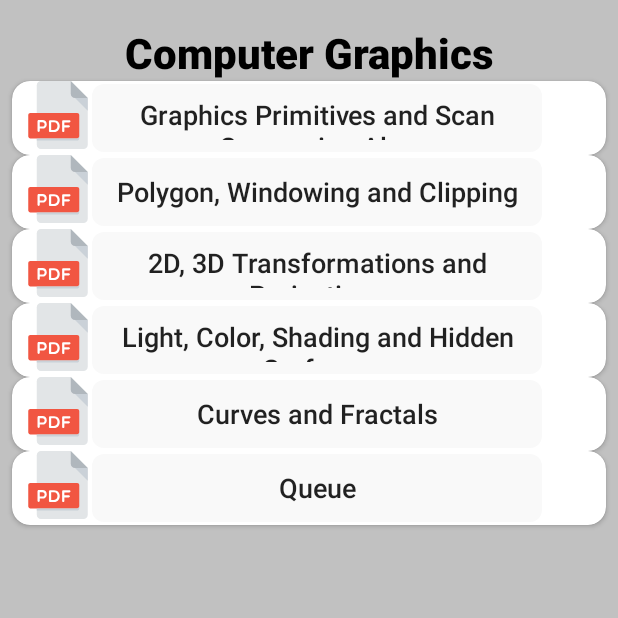
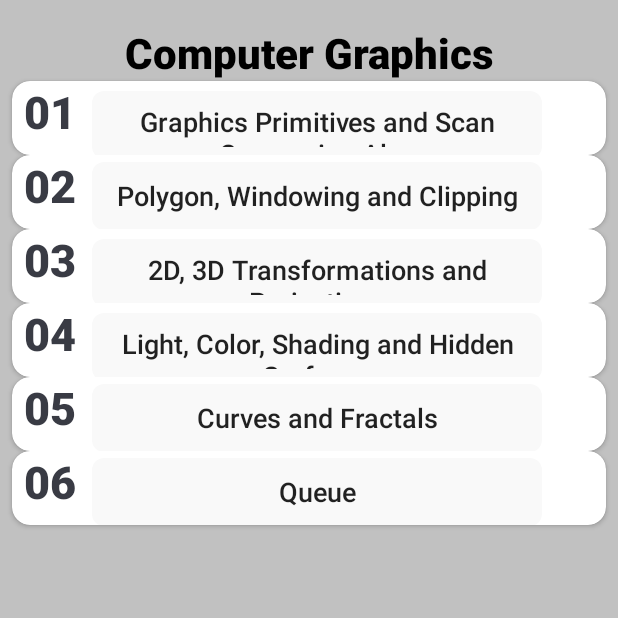
Before and after one commit to adarsh45/SPPUCompTextBooks, an Android app: the SubjectCG screen opened directly, with no data from a screen before it, on a phone screen of 412 x 824 dp, the top half of it. Run offline under Robolectric (Android 15) with nearby library versions, the phone set to English and light mode, and no system bars; our stand-ins replace Firebase (no records; nobody signed in at launch, a user with empty details on screens opened directly).

Commit message:
minor ui changes

```diff
--- a/app/src/main/java/com/example/sppucomptextbooks/FoldersScreen.java
+++ b/app/src/main/java/com/example/sppucomptextbooks/FoldersScreen.java
@@ -77,7 +77,7 @@ public class FoldersScreen extends AppCompatActivity implements PaymentStatusLis
 
         initialize();
 
-        Toast.makeText(this, "Please Wait Loading Data", Toast.LENGTH_SHORT).show();
+        Toast.makeText(this, "Checking for Payment Status!!!", Toast.LENGTH_SHORT).show();
 
         rootRef.child(currentUser.getUid()).addValueEventListener(new ValueEventListener() {
             @Override
--- a/app/src/main/java/com/example/sppucomptextbooks/subjects/SubjectCG.java
+++ b/app/src/main/java/com/example/sppucomptextbooks/subjects/SubjectCG.java
@@ -110,7 +110,6 @@ public class SubjectCG extends AppCompatActivity {
             intent.putExtra("pdfName", pdfName);
             startActivity(intent);
             btnID.setVisibility(View.GONE);
-            Toast.makeText(SubjectCG.this, "Please Wait", Toast.LENGTH_SHORT).show();
         }
         else{
             btnID.setVisibility(View.VISIBLE);
--- a/app/src/main/java/com/example/sppucomptextbooks/subjects/SubjectDELD.java
+++ b/app/src/main/java/com/example/sppucomptextbooks/subjects/SubjectDELD.java
@@ -111,7 +111,6 @@ public class SubjectDELD extends AppCompatActivity {
             intent.putExtra("pdfName", pdfName);
             startActivity(intent);
             btnID.setVisibility(View.GONE);
-            Toast.makeText(SubjectDELD.this, "Please Wait", Toast.LENGTH_SHORT).show();
         }
         else{
             btnID.setVisibility(View.VISIBLE);
--- a/app/src/main/java/com/example/sppucomptextbooks/subjects/SubjectDM.java
+++ b/app/src/main/java/com/example/sppucomptextbooks/subjects/SubjectDM.java
@@ -110,7 +110,6 @@ public class SubjectDM extends AppCompatActivity {
             intent.putExtra("pdfName", pdfName);
             startActivity(intent);
             btnID.setVisibility(View.GONE);
-            Toast.makeText(SubjectDM.this, "Please Wait", Toast.LENGTH_SHORT).show();
         }
         else{
             btnID.setVisibility(View.VISIBLE);
--- a/app/src/main/java/com/example/sppucomptextbooks/subjects/SubjectFDS.java
+++ b/app/src/main/java/com/example/sppucomptextbooks/subjects/SubjectFDS.java
@@ -111,7 +111,6 @@ public class SubjectFDS extends AppCompatActivity {
             intent.putExtra("pdfName", pdfName);
             startActivity(intent);
             btnID.setVisibility(View.GONE);
-            Toast.makeText(SubjectFDS.this, "Please Wait", Toast.LENGTH_SHORT).show();
         }
         else{
             btnID.setVisibility(View.VISIBLE);
--- a/app/src/main/java/com/example/sppucomptextbooks/subjects/SubjectOOP.java
+++ b/app/src/main/java/com/example/sppucomptextbooks/subjects/SubjectOOP.java
@@ -111,7 +111,6 @@ public class SubjectOOP extends AppCompatActivity {
             intent.putExtra("pdfName", pdfName);
             startActivity(intent);
             btnID.setVisibility(View.GONE);
-            Toast.makeText(SubjectOOP.this, "Please Wait", Toast.LENGTH_SHORT).show();
         }
         else{
             btnID.setVisibility(View.VISIBLE);
--- a/app/src/main/res/drawable/pdf.xml
+++ /dev/null
@@ -1,31 +0,0 @@
-<vector xmlns:android="http://schemas.android.com/apk/res/android"
-    android:width="512dp"
-    android:height="512dp"
-    android:viewportWidth="512"
-    android:viewportHeight="512">
-
-  <path
-      android:fillColor="#E2E5E7"
-      android:pathData="M128,0c-17.6,0-32,14.4-32,32v448c0,17.6,14.4,32,32,32h320c17.6,0,32-14.4,32-32V128L352,0H128z" />
-  <path
-      android:fillColor="#B0B7BD"
-      android:pathData="M384,128h96L352,0v96C352,113.6,366.4,128,384,128z" />
-  <path
-      android:fillColor="#CAD1D8"
-      android:pathData="M 480 224 L 384 128 L 480 128 Z" />
-  <path
-      android:fillColor="#F15642"
-      android:pathData="M416,416c0,8.8-7.2,16-16,16H48c-8.8,0-16-7.2-16-16V256c0-8.8,7.2-16,16-16h352c8.8,0,16,7.2,16,16 V416z" />
-  <path
-      android:fillColor="#FFFFFF"
-      android:pathData="M101.744,303.152c0-4.224,3.328-8.832,8.688-8.832h29.552c16.64,0,31.616,11.136,31.616,32.48 c0,20.224-14.976,31.488-31.616,31.488h-21.36v16.896c0,5.632-3.584,8.816-8.192,8.816c-4.224,0-8.688-3.184-8.688-8.816V303.152z M118.624,310.432v31.872h21.36c8.576,0,15.36-7.568,15.36-15.504c0-8.944-6.784-16.368-15.36-16.368H118.624z" />
-  <path
-      android:fillColor="#FFFFFF"
-      android:pathData="M196.656,384c-4.224,0-8.832-2.304-8.832-7.92v-72.672c0-4.592,4.608-7.936,8.832-7.936h29.296 c58.464,0,57.184,88.528,1.152,88.528H196.656z M204.72,311.088V368.4h21.232c34.544,0,36.08-57.312,0-57.312H204.72z" />
-  <path
-      android:fillColor="#FFFFFF"
-      android:pathData="M303.872,312.112v20.336h32.624c4.608,0,9.216,4.608,9.216,9.072c0,4.224-4.608,7.68-9.216,7.68 h-32.624v26.864c0,4.48-3.184,7.92-7.664,7.92c-5.632,0-9.072-3.44-9.072-7.92v-72.672c0-4.592,3.456-7.936,9.072-7.936h44.912 c5.632,0,8.96,3.344,8.96,7.936c0,4.096-3.328,8.704-8.96,8.704h-37.248V312.112z" />
-  <path
-      android:fillColor="#CAD1D8"
-      android:pathData="M400,432H96v16h304c8.8,0,16-7.2,16-16v-16C416,424.8,408.8,432,400,432z" />
-</vector>
--- a/app/src/main/res/layout/activity_subjects.xml
+++ b/app/src/main/res/layout/activity_subjects.xml
@@ -47,12 +47,16 @@
                     android:layout_height="wrap_content"
                     android:orientation="horizontal">
 
-                    <ImageView
+                    <TextView
                         android:layout_width="45dp"
                         android:layout_height="45dp"
                         android:layout_marginStart="8dp"
-                        android:src="@drawable/pdf"
-                        android:contentDescription="@string/image_pdf_content_descrip" />
+                        android:fontFamily="sans-serif-black"
+                        android:textColor="@color/colorPrimary"
+                        android:textSize="30sp"
+                        android:textStyle="bold"
+                        android:text="01"
+                        />
 
                     <Button
                         android:id="@+id/chap1_btn"
@@ -95,12 +99,16 @@
                     android:layout_height="wrap_content"
                     android:orientation="horizontal">
 
-                    <ImageView
+                    <TextView
                         android:layout_width="45dp"
                         android:layout_height="45dp"
                         android:layout_marginStart="8dp"
-                        android:src="@drawable/pdf"
-                        android:contentDescription="@string/image_pdf_content_descrip" />
+                        android:fontFamily="sans-serif-black"
+                        android:textColor="@color/colorPrimary"
+                        android:textSize="30sp"
+                        android:textStyle="bold"
+                        android:text="02"
+                        />
 
                     <Button
                         android:id="@+id/chap2_btn"
@@ -143,12 +151,16 @@
                     android:layout_height="wrap_content"
                     android:orientation="horizontal">
 
-                    <ImageView
+                    <TextView
                         android:layout_width="45dp"
                         android:layout_height="45dp"
                         android:layout_marginStart="8dp"
-                        android:src="@drawable/pdf"
-                        android:contentDescription="@string/image_pdf_content_descrip" />
+                        android:fontFamily="sans-serif-black"
+                        android:textColor="@color/colorPrimary"
+                        android:textSize="30sp"
+                        android:textStyle="bold"
+                        android:text="03"
+                        />
 
                     <Button
                         android:id="@+id/chap3_btn"
@@ -190,12 +202,16 @@
                     android:layout_height="wrap_content"
                     android:orientation="horizontal">
 
-                    <ImageView
+                    <TextView
                         android:layout_width="45dp"
                         android:layout_height="45dp"
                         android:layout_marginStart="8dp"
-                        android:src="@drawable/pdf"
-                        android:contentDescription="@string/image_pdf_content_descrip" />
+                        android:fontFamily="sans-serif-black"
+                        android:textColor="@color/colorPrimary"
+                        android:textSize="30sp"
+                        android:textStyle="bold"
+                        android:text="04"
+                        />
 
                     <Button
                         android:id="@+id/chap4_btn"
@@ -238,12 +254,16 @@
                     android:layout_height="wrap_content"
                     android:orientation="horizontal">
 
-                    <ImageView
+                    <TextView
                         android:layout_width="45dp"
                         android:layout_height="45dp"
                         android:layout_marginStart="8dp"
-                        android:src="@drawable/pdf"
-                        android:contentDescription="@string/image_pdf_content_descrip" />
+                        android:fontFamily="sans-serif-black"
+                        android:textColor="@color/colorPrimary"
+                        android:textSize="30sp"
+                        android:textStyle="bold"
+                        android:text="05"
+                        />
 
                     <Button
                         android:id="@+id/chap5_btn"
@@ -286,12 +306,16 @@
                     android:layout_height="wrap_content"
                     android:orientation="horizontal">
 
-                    <ImageView
+                    <TextView
                         android:layout_width="45dp"
                         android:layout_height="45dp"
                         android:layout_marginStart="8dp"
-                        android:src="@drawable/pdf"
-                        android:contentDescription="@string/image_pdf_content_descrip" />
+                        android:fontFamily="sans-serif-black"
+                        android:textColor="@color/colorPrimary"
+                        android:textSize="30sp"
+                        android:textStyle="bold"
+                        android:text="06"
+                        />
 
                     <Button
                         android:id="@+id/chap6_btn"
```
